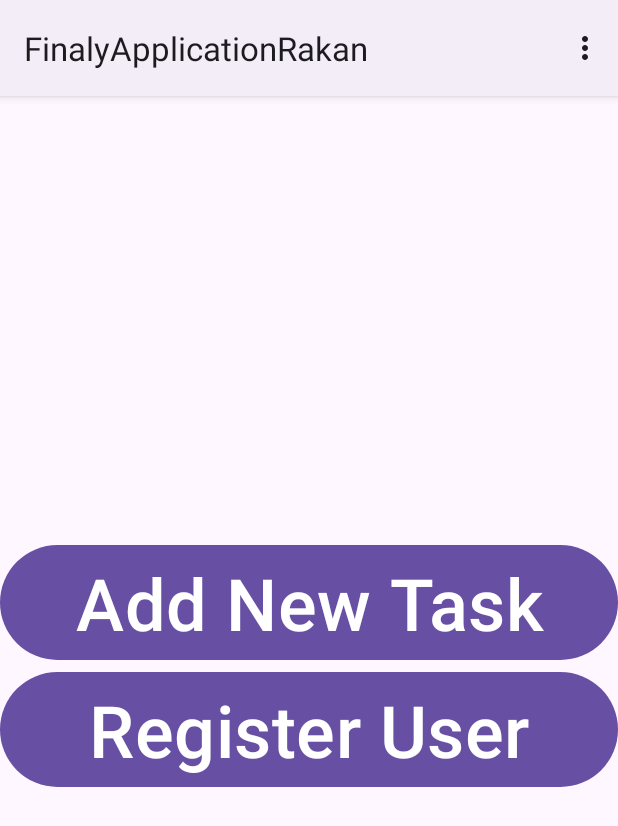
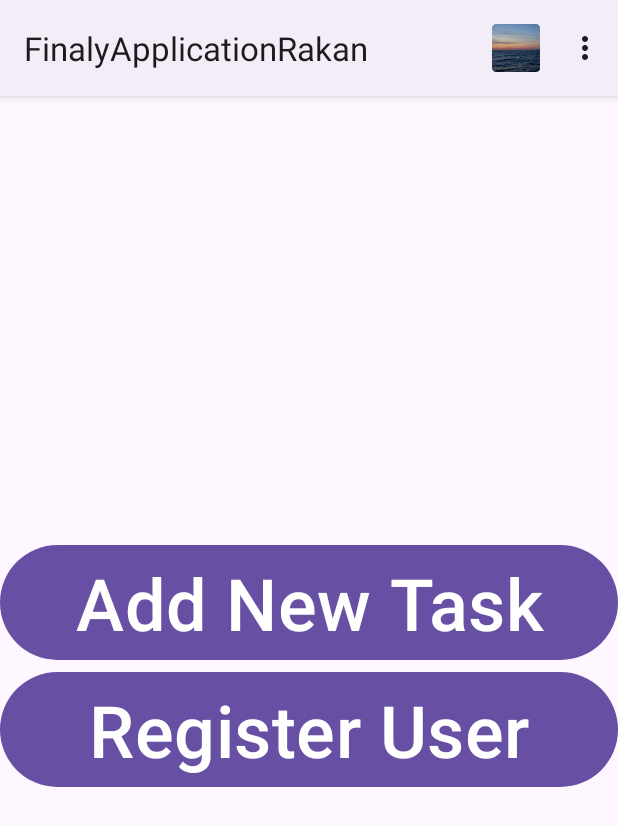
Before and after one commit to rakankirsh/FinalyApplicationRakan2, an Android app: the MainActivity screen opened directly, with no data from a screen before it, on a phone screen of 412 x 824 dp. Shown: the top 826 px of the screen. Run offline under Robolectric (Android 15) with nearby library versions, the phone set to English and light mode, and no system bars; our stand-ins replace Room's generated code.

Commit message:
15/11/26

```diff
--- a/app/src/main/java/rakan/kersh/finalyapplicationrakan/model/ViewPkg/MainActivity.java
+++ b/app/src/main/java/rakan/kersh/finalyapplicationrakan/model/ViewPkg/MainActivity.java
@@ -1,5 +1,7 @@
 package rakan.kersh.finalyapplicationrakan.model.ViewPkg;
 
+import android.app.AlertDialog;
+import android.content.DialogInterface;
 import android.content.Intent;
 import android.os.Bundle;
 import android.view.Menu;
@@ -85,4 +87,26 @@ public class MainActivity extends AppCompatActivity {
         }
         return true;
     }
+
+    public void showYesNoDialog() {
+        AlertDialog.Builder builder = new AlertDialog.Builder(this);
+        builder.setTitle("Log Out");
+        builder.setMessage("Are you sure?");
+        builder.setPositiveButton("Yes", new DialogInterface.OnClickListener() {
+            @Override
+            public void onClick(DialogInterface dialogInterface, int i) {
+                Toast.makeText(MainActivity.this, "Signing out", Toast.LENGTH_SHORT).show();
+                finish();
+            }
+        });
+        builder.setNegativeButton("No", new DialogInterface.OnClickListener() {
+            @Override
+            public void onClick(DialogInterface dialogInterface, int i) {
+                Toast.makeText(MainActivity.this,"Signing out",Toast.LENGTH_SHORT).show();
+
+            }
+        });
+        AlertDialog dialog = builder.create();
+        dialog.show();
+    }
 }
--- a/app/src/main/java/rakan/kersh/finalyapplicationrakan/model/ViewPkg/signin.java
+++ b/app/src/main/java/rakan/kersh/finalyapplicationrakan/model/ViewPkg/signin.java
@@ -1,5 +1,7 @@
 package rakan.kersh.finalyapplicationrakan.model.ViewPkg;
 
+import android.app.AlertDialog;
+import android.content.DialogInterface;
 import android.content.Intent;
 import android.os.Bundle;
 import android.view.View;
@@ -97,4 +99,5 @@ public class signin extends AppCompatActivity {
             Toast.makeText(this, "Invalid email or password", Toast.LENGTH_SHORT).show();
         }
     }
+
 }
--- a/app/src/main/res/menu/main_menu.xml
+++ b/app/src/main/res/menu/main_menu.xml
@@ -1,5 +1,6 @@
 <?xml version="1.0" encoding="utf-8"?>
-<menu xmlns:android="http://schemas.android.com/apk/res/android">
+<menu xmlns:app="http://schemas.android.com/apk/res-auto"
+    xmlns:android="http://schemas.android.com/apk/res/android">
 
     <item
         android:id="@+id/itmSettings"
@@ -9,34 +10,7 @@
     <item
         android:id="@+id/itmHistory"
         android:icon="@mipmap/ocean"
-        android:title="History" />
-    <LinearLayout
-        xmlns:android="http://schemas.android.com/apk/res/android"
-        android:layout_width="match_parent"
-        android:layout_height="match_parent"
-        android:orientation="vertical"
-        android:gravity="center"
-        android:padding="16dp" >
+        android:title="History"
+        app:showAsAction="always|withText" />
 
-        <Button
-            android:id="@+id/btnSettings"
-            android:layout_width="match_parent"
-            android:layout_height="wrap_content"
-            android:text="Settings" />
-
-        <Button
-            android:id="@+id/btnHistory"
-            android:layout_width="match_parent"
-            android:layout_height="wrap_content"
-            android:layout_marginTop="16dp"
-            android:text="History" />
-
-        <Button
-            android:id="@+id/btnSignOut"
-            android:layout_width="match_parent"
-            android:layout_height="wrap_content"
-            android:layout_marginTop="16dp"
-            android:text="Sign Out" />
-
-    </LinearLayout>
 </menu>
```
